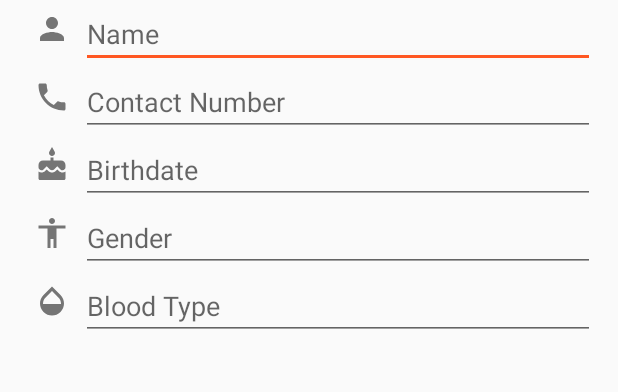
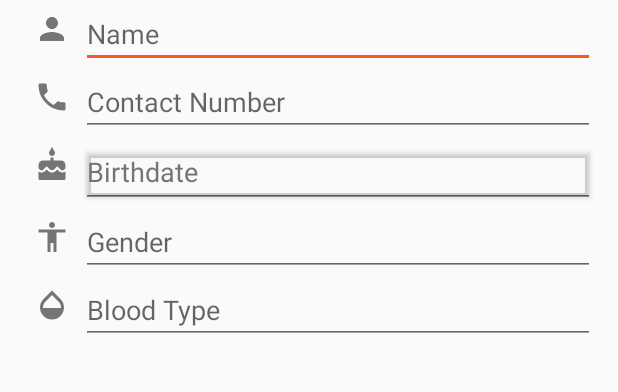
Before and after one commit to dionne-ong/BloodNet, an Android app: the EditProfileActivity screen opened directly, with no data from a screen before it, on a phone screen of 412 x 824 dp, the part 309-701 px from its top. Run offline under Robolectric (Android 15) with nearby library versions, the phone set to English and light mode, and no system bars.

Commit message:
Added DatePickerDialog for Birthdate

```diff
--- a/app/src/main/java/edu/mobapde/bloodnet/EditProfileActivity.java
+++ b/app/src/main/java/edu/mobapde/bloodnet/EditProfileActivity.java
@@ -1,23 +1,47 @@
 package edu.mobapde.bloodnet;
 
+import android.app.DatePickerDialog;
 import android.content.DialogInterface;
+import android.support.v4.app.DialogFragment;
+import android.support.v4.content.ContextCompat;
 import android.support.v7.app.AlertDialog;
 import android.support.v7.app.AppCompatActivity;
 import android.os.Bundle;
 import android.support.v7.widget.Toolbar;
+import android.util.Log;
 import android.view.Menu;
 import android.view.MenuItem;
+import android.view.View;
+import android.widget.Button;
+import android.widget.DatePicker;
+import android.widget.EditText;
 
-public class EditProfileActivity extends AppCompatActivity {
+import java.text.DateFormat;
+import java.text.SimpleDateFormat;
+import java.util.Calendar;
+import java.util.Date;
+import java.util.GregorianCalendar;
+
+import edu.mobapde.bloodnet.fragments.DatePickerFragment;
+
+public class EditProfileActivity extends AppCompatActivity
+        implements DatePickerDialog.OnDateSetListener {
 
     Toolbar tbEdit;
+    Button btnBirthdate;
     @Override
     protected void onCreate(Bundle savedInstanceState) {
         super.onCreate(savedInstanceState);
         setContentView(R.layout.activity_edit_profile);
         tbEdit = (Toolbar) findViewById(R.id.tb_edit);
         setSupportActionBar(tbEdit);
-
+        btnBirthdate = ((Button) findViewById(R.id.btn_content_bday));
+        btnBirthdate.setOnClickListener(new View.OnClickListener() {
+            @Override
+            public void onClick(View v) {
+                showDatePickerDialog(v);
+            }
+        });
 
     }
 
@@ -57,4 +81,19 @@ public class EditProfileActivity extends AppCompatActivity {
 
         }
     }
+
+    public void showDatePickerDialog(View v) {
+        DialogFragment newFragment = new DatePickerFragment();
+        newFragment.show(getSupportFragmentManager(), "datePicker");
+    }
+
+    @Override
+    public void onDateSet(DatePicker view, int year, int month, int day) {
+        //do some stuff for example write on log and update TextField on activity
+        Log.w("DatePicker","Date = " + year);
+        Calendar date = new GregorianCalendar(year, month, day);
+        SimpleDateFormat format = new SimpleDateFormat("dd MMMM yyyy");
+        btnBirthdate.setText(format.format(date.getTime()));
+        btnBirthdate.setTextColor(ContextCompat.getColor(getBaseContext(), R.color.textPrimaryColor));
+    }
 }
--- a/app/src/main/res/layout/activity_edit_profile.xml
+++ b/app/src/main/res/layout/activity_edit_profile.xml
@@ -62,6 +62,7 @@
                 android:id="@+id/tv_content_name"
                 android:layout_width="match_parent"
                 android:layout_height="wrap_content"
+                android:inputType="textPersonName"
                 android:hint="@string/prompt_name"/>
 
 
@@ -106,12 +107,13 @@
                 android:tint="@color/textSecondaryColor" />
 
 
-            <EditText
-                android:id="@+id/tv_content_bday"
+            <Button style="@style/Widget.AppCompat.EditText"
+                android:textAlignment="textStart"
+                android:id="@+id/btn_content_bday"
                 android:layout_width="match_parent"
                 android:layout_height="wrap_content"
-                android:hint="@string/prompt_birthdate"
-                android:inputType="date"/>
+                android:text="@string/prompt_birthdate"
+                android:textColor="@color/textSecondaryColor"/>
 
         </LinearLayout>
 
--- a/app/src/main/res/values/strings.xml
+++ b/app/src/main/res/values/strings.xml
@@ -34,4 +34,7 @@
     <string name="about_bloodnet">About BloodNet</string>
     <string name="credit_medical_icons">Medical Icons by Creative Stall from the Noun Project</string>
 
+    <!-- TODO: Remove or change this placeholder text -->
+    <string name="hello_blank_fragment">Hello blank fragment</string>
+
 </resources>
```
Also changed, not shown: app/build.gradle (+4 -3 lines), app/src/main/java/edu/mobapde/bloodnet/fragments/DatePickerFragment.java (added, +35 -0 lines).
